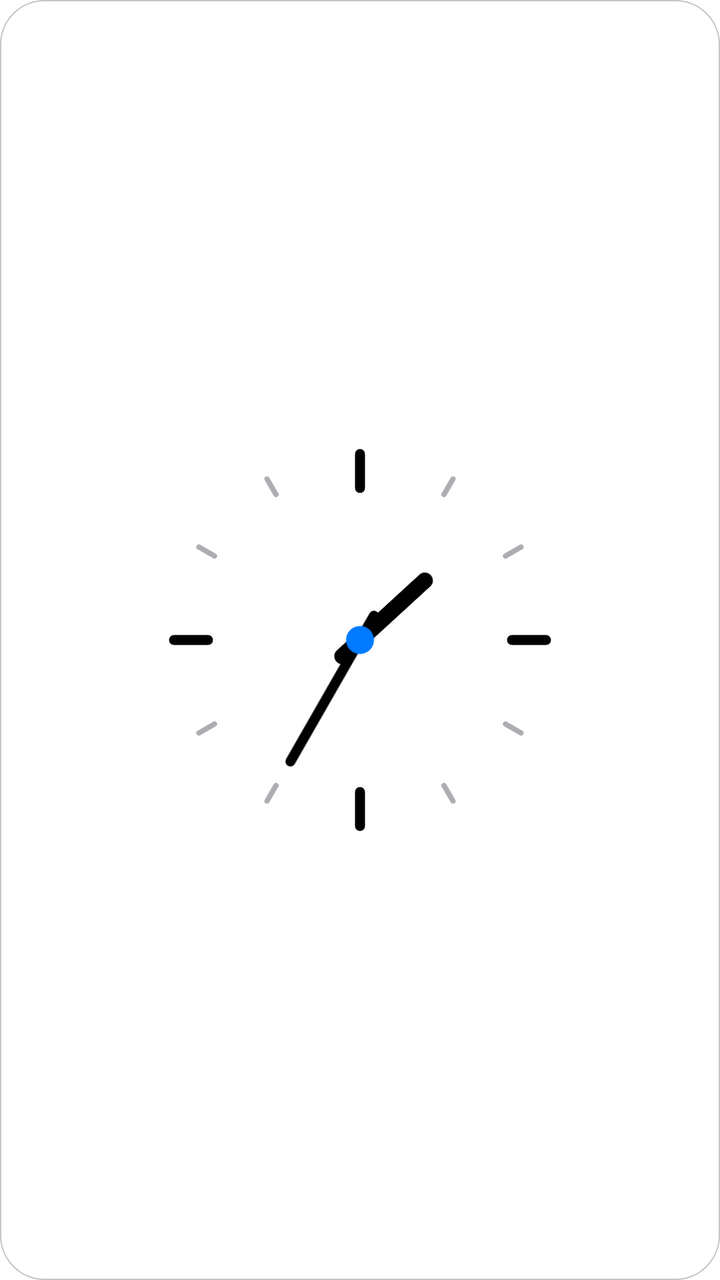
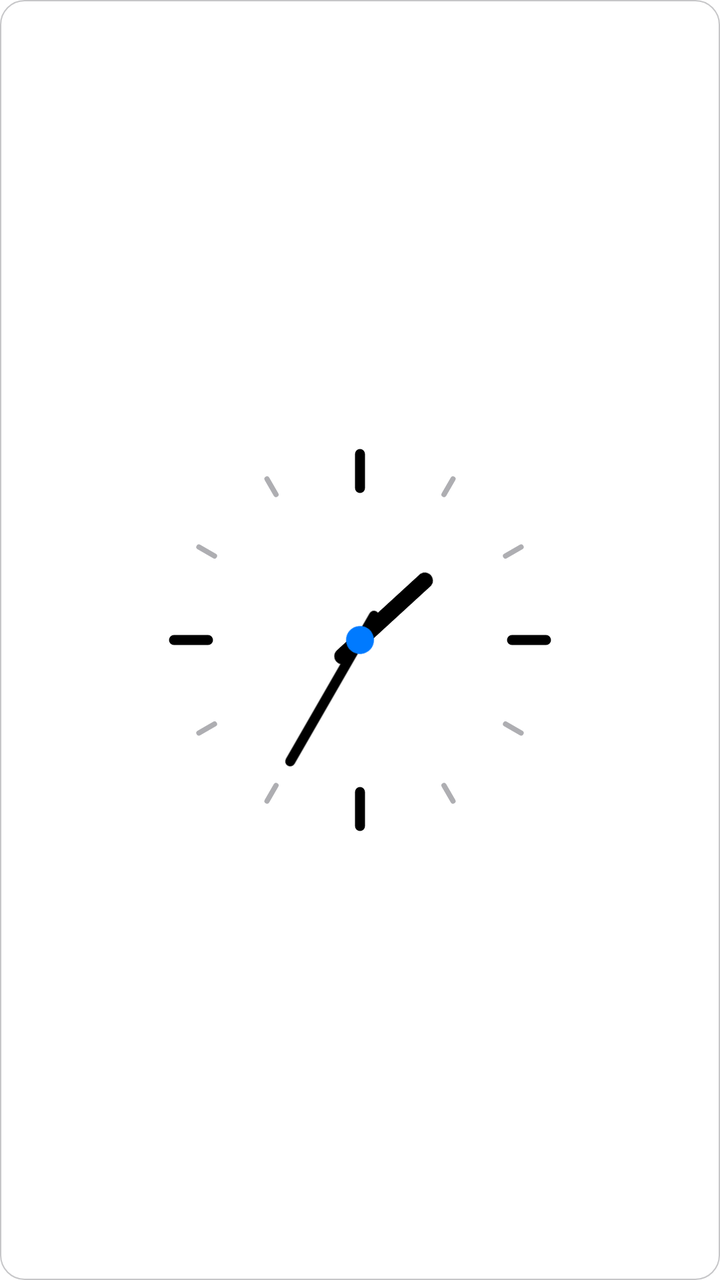

Before-and-after screenshots of an Android layout around one commit, followed by the original layout XML and the change that was made.
<!-- AndroidManifest.xml: application theme AppTheme -->
<!-- res/layout/wl_analog_a.xml -->
<?xml version="1.0" encoding="utf-8"?>
<FrameLayout xmlns:android="http://schemas.android.com/apk/res/android"
    android:id="@+id/wRoot"
    android:layout_width="match_parent"
    android:layout_height="match_parent">

    <ImageView
        android:id="@+id/wBg"
        android:layout_width="match_parent"
        android:layout_height="match_parent"
        android:importantForAccessibility="no"
        android:scaleType="fitXY"
        android:src="@drawable/wb_adaptive_1" />

    <AnalogClock
        android:layout_width="match_parent"
        android:layout_height="match_parent"
        android:dial="@drawable/wd_dial_a"
        android:hand_hour="@drawable/wd_hour_a"
        android:hand_minute="@drawable/wd_min_a"
        android:padding="12dp" />
</FrameLayout>
<!-- resources referenced by this layout -->
<resources>
  <!-- drawable wb_adaptive_1 (drawable) -->
  <?xml version="1.0" encoding="utf-8"?>
  <shape xmlns:android="http://schemas.android.com/apk/res/android" android:shape="rectangle">
      <solid android:color="@color/surface" />
      <stroke android:width="0.5dp" android:color="@color/stroke" />
      <corners android:radius="22dp" />
  </shape>
  <!-- drawable wd_hour_a (drawable) -->
  <?xml version="1.0" encoding="utf-8"?>
  <vector xmlns:android="http://schemas.android.com/apk/res/android"
      android:width="200dp"
      android:height="200dp"
      android:viewportWidth="200"
      android:viewportHeight="200">
      <path android:pathData="M100,112L100,56" android:strokeColor="@color/text_primary" android:strokeWidth="8" android:strokeLineCap="round" />
  </vector>
  <!-- drawable wd_min_a (drawable) -->
  <?xml version="1.0" encoding="utf-8"?>
  <vector xmlns:android="http://schemas.android.com/apk/res/android"
      android:width="200dp"
      android:height="200dp"
      android:viewportWidth="200"
      android:viewportHeight="200">
      <path android:pathData="M100,114L100,30" android:strokeColor="@color/text_primary" android:strokeWidth="5" android:strokeLineCap="round" />
      <path android:pathData="M100,100m-7,0a7,7 0 1,1 14,0a7,7 0 1,1 -14,0" android:fillColor="@color/accent" />
  </vector>
  <color name="surface">#FFFFFF</color>
  <color name="stroke">#C6C6C8</color>
  <color name="text_primary">#000000</color>
  <color name="accent">#007AFF</color>
  <color name="accent_text">#007AFF</color>
  <color name="accent_soft">#E5F1FF</color>
  <color name="brand_start">#007AFF</color>
  <color name="brand_mid">#007AFF</color>
  <color name="brand_end">#007AFF</color>
  <color name="bg">#FFFFFF</color>
  <color name="bg_group">#F2F2F7</color>
  <color name="surface_high">#E5E5EA</color>
  <color name="field">#F2F2F7</color>
  <color name="stroke_soft">#E5E5EA</color>
  <color name="text_secondary">#6C6C70</color>
  <color name="text_hint">#AEAEB2</color>
  <color name="neutral_soft">#E9E9EB</color>
  <style name="ActivityAnim" parent="@android:style/Animation.Activity">
          <item name="android:activityOpenEnterAnimation">@anim/act_open_enter</item>
          <item name="android:activityOpenExitAnimation">@anim/act_open_exit</item>
          <item name="android:activityCloseEnterAnimation">@anim/act_close_enter</item>
          <item name="android:activityCloseExitAnimation">@anim/act_close_exit</item>
      </style>
  <style name="IosSeekBar" parent="Widget.AppCompat.SeekBar">
          <item name="android:progressDrawable">@drawable/seek_track</item>
          <item name="android:thumb">@drawable/seek_thumb</item>
          <item name="android:splitTrack">false</item>
          <item name="android:minHeight">4dp</item>
          <item name="android:maxHeight">4dp</item>
          <item name="android:paddingStart">14dp</item>
          <item name="android:paddingEnd">14dp</item>
      </style>
  <!-- drawable bg_dialog (drawable) -->
  <?xml version="1.0" encoding="utf-8"?>
  <inset xmlns:android="http://schemas.android.com/apk/res/android"
      android:insetLeft="4dp"
      android:insetTop="4dp"
      android:insetRight="4dp"
      android:insetBottom="4dp">
      <shape android:shape="rectangle">
          <solid android:color="?attr/cSurface" />
          <corners android:radius="14dp" />
      </shape>
  </inset>
  <style name="DialogAnim" parent="@android:style/Animation.Dialog">
          <item name="android:windowEnterAnimation">@anim/dlg_in</item>
          <item name="android:windowExitAnimation">@anim/dlg_out</item>
      </style>
  <!-- unchanged entries left out for length: 5 -->
</resources>

<!-- the commit's change to res/layout/wl_analog_a.xml (unified diff, before → after) -->
@@ -11,6 +11,14 @@
         android:importantForAccessibility="no"
         android:scaleType="fitXY"
         android:src="@drawable/wb_adaptive_1" />
+    <ImageView
+        android:id="@+id/wBorder"
+        android:layout_width="match_parent"
+        android:layout_height="match_parent"
+        android:importantForAccessibility="no"
+        android:scaleType="fitXY"
+        android:src="@drawable/wb_bd_adaptive_2"
+        android:visibility="gone" />
 
     <AnalogClock
         android:layout_width="match_parent"
<!-- resource entries referenced after the edit -->
@@ -5,6 +5,13 @@
   <shape xmlns:android="http://schemas.android.com/apk/res/android" android:shape="rectangle">
       <solid android:color="@color/surface" />
       <stroke android:width="0.5dp" android:color="@color/stroke" />
+      <corners android:radius="12dp" />
+  </shape>
+  <!-- drawable wb_bd_adaptive_2 (drawable) -->
+  <?xml version="1.0" encoding="utf-8"?>
+  <shape xmlns:android="http://schemas.android.com/apk/res/android" android:shape="rectangle">
+      <solid android:color="#00000000" />
+      <stroke android:width="1.2dp" android:color="@color/text_hint" />
       <corners android:radius="22dp" />
   </shape>
   <!-- drawable wd_hour_a (drawable) -->
